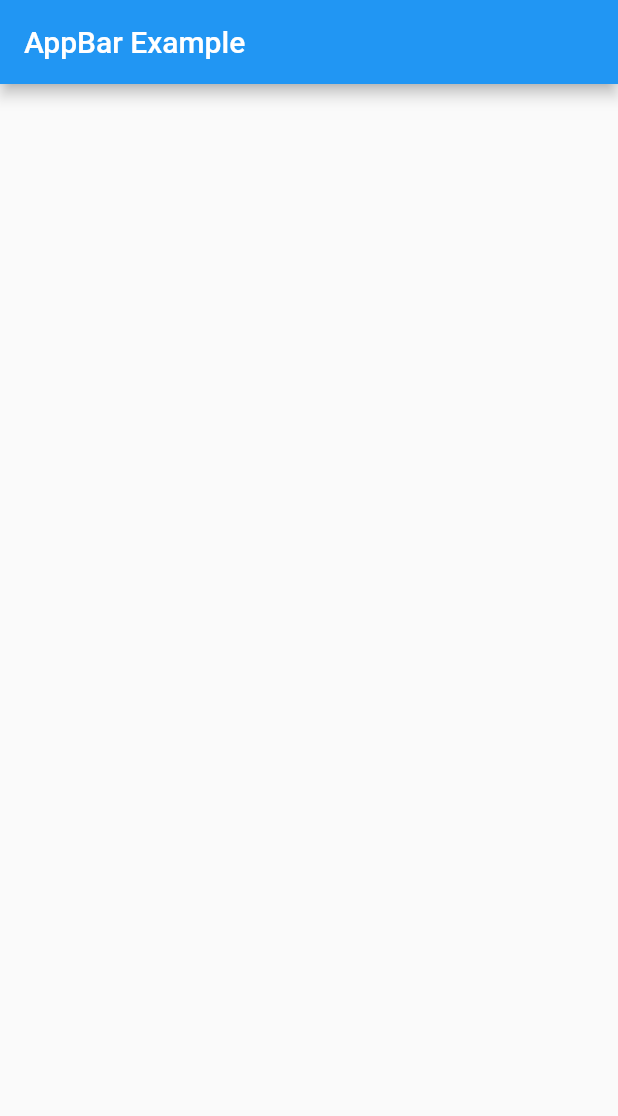
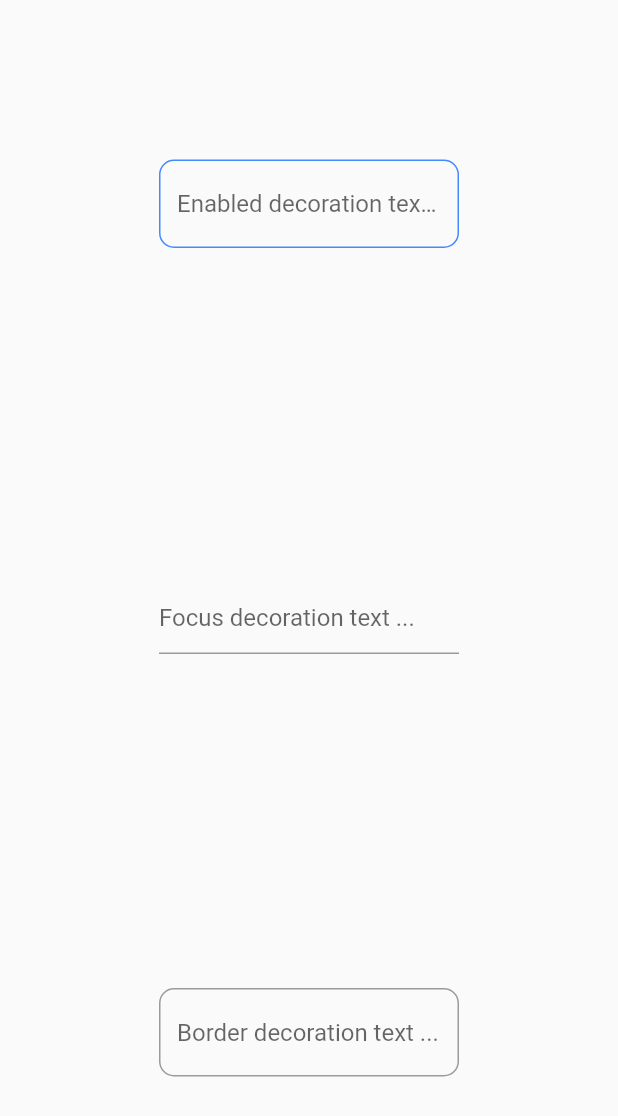
Before and after one commit to BilalRehman08/Flutter_Basic_Widgets, a Flutter app: the screen it shows after launch, after a tap on "TextField Example", on a phone screen of 412 x 824 dp. Shown: the top 1116 px of the screen. Run offline on Flutter 3.47's test engine with Material 2 defaults, Android fonts, the light colour scheme and no system bars.

Commit message:
TextField Example

```diff
--- a/lib/TextField.dart
+++ b/lib/TextField.dart
@@ -1 +1,65 @@
 import 'package:flutter/material.dart';
+
+class TextFieldExample extends StatefulWidget {
+  @override
+  _TextFieldExampleState createState() => _TextFieldExampleState();
+}
+
+class _TextFieldExampleState extends State<TextFieldExample> {
+  @override
+  Widget build(BuildContext context) {
+    return MaterialApp(
+        debugShowCheckedModeBanner: false,
+        home: Scaffold(
+            body: Center(
+          child: Column(
+            mainAxisAlignment: MainAxisAlignment.spaceEvenly,
+            children: [
+              Container(
+                width: 200,
+                child: TextField(
+                    decoration: InputDecoration(
+                  enabledBorder: OutlineInputBorder(
+                    borderSide: BorderSide(
+                      color: Colors.blueAccent,
+                    ),
+                    borderRadius: BorderRadius.circular(10.0),
+                  ),
+                  hintText: "Enabled decoration text ...",
+                )),
+              ),
+              SizedBox(height: 10),
+              Container(
+                width: 200,
+                child: TextField(
+                  decoration: InputDecoration(
+                    focusedBorder: OutlineInputBorder(
+                      borderSide: BorderSide(
+                        color: Colors.blue,
+                      ),
+                      borderRadius: BorderRadius.circular(10.0),
+                    ),
+                    hintText: "Focus decoration text ...",
+                  ),
+                ),
+              ),
+              SizedBox(height: 10),
+              Container(
+                width: 200,
+                child: TextField(
+                  decoration: InputDecoration(
+                    border: OutlineInputBorder(
+                      borderSide: BorderSide(
+                        color: Colors.red, //this has no effect
+                      ),
+                      borderRadius: BorderRadius.circular(10.0),
+                    ),
+                    hintText: "Border decoration text ...",
+                  ),
+                ),
+              )
+            ],
+          ),
+        )));
+  }
+}
--- a/lib/main.dart
+++ b/lib/main.dart
@@ -1,3 +1,4 @@
+import 'package:basic_widgets/TextField.dart';
 import 'package:basic_widgets/column.dart';
 import 'package:basic_widgets/container.dart';
 import 'package:basic_widgets/row.dart';
@@ -18,9 +19,10 @@ class _MyAppState extends State<MyApp> {
   @override
   Widget build(BuildContext context) {
     return MaterialApp(
+        debugShowCheckedModeBanner: false,
         home: Scaffold(
-      body: Home(),
-    ));
+          body: Home(),
+        ));
   }
 }
 
@@ -83,7 +85,7 @@ class _HomeState extends State<Home> {
           ElevatedButton(
             onPressed: () {
               Navigator.push(context,
-                  MaterialPageRoute(builder: (context) => AppBarExample()));
+                  MaterialPageRoute(builder: (context) => TextFieldExample()));
             },
             child: Text("TextField Example"),
           ),
```
